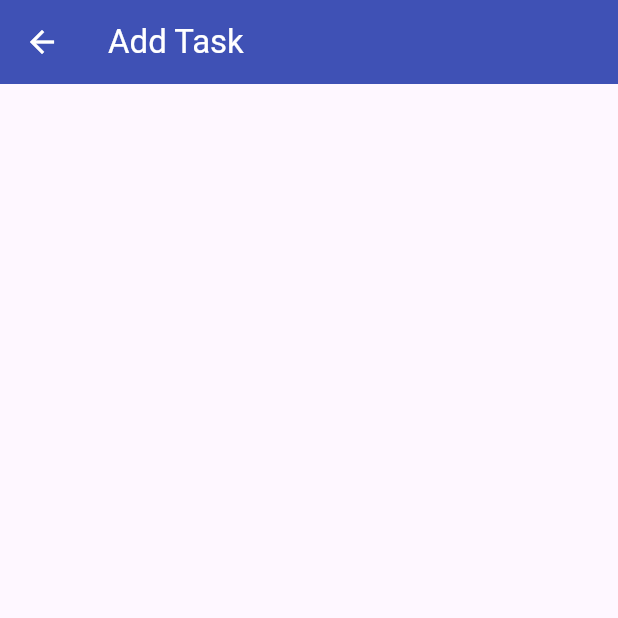
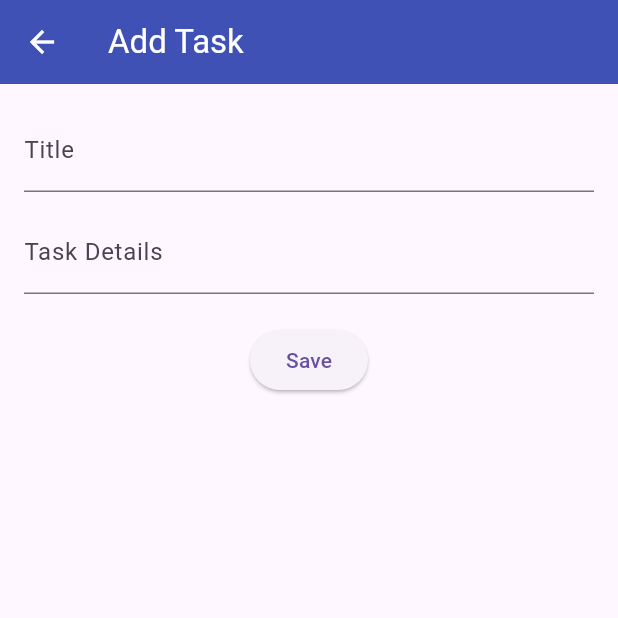
Before and after one commit to ghimireprakaash/ToDo-App, a Flutter app: the screen it shows after launch, after a tap on the "add" icon, on a phone screen of 412 x 824 dp, the top half of it. Run offline on Flutter 3.47's test engine with Material 3 defaults, Android fonts, the phone set to English and light mode, and no system bars.

Commit message:
feat: updated add task with edit and delete options

```diff
--- a/lib/screens/add_task_screen.dart
+++ b/lib/screens/add_task_screen.dart
@@ -1,15 +1,70 @@
 import 'package:flutter/material.dart';
+import 'package:todo_app/models/task.dart';
 
 class AddTaskScreen extends StatefulWidget {
-  const AddTaskScreen({super.key});
+  final Task? task;
+  final bool isEditing;
+
+  const AddTaskScreen({super.key, this.task, this.isEditing = false});
 
   @override
   State<StatefulWidget> createState() => _AddTaskScreenState();
 }
 
 class _AddTaskScreenState extends State<AddTaskScreen> {
+  final _titleController = TextEditingController();
+  final _contentController = TextEditingController();
+
+  @override
+  void initState() {
+    super.initState();
+
+    if (widget.isEditing && widget.task != null) {
+      _titleController.text = widget.task!.title;
+      _contentController.text = widget.task!.content;
+    }
+  }
+
+  void _storeTask() {
+    final title = _titleController.text.trim();
+    final content = _contentController.text.trim();
+
+    if (title.isNotEmpty && content.isNotEmpty) {
+      final newTask = Task(title: title, content: content);
+
+      Navigator.pop(context, newTask);
+    } else {
+      ScaffoldMessenger.of(
+        context,
+      ).showSnackBar(SnackBar(content: Text('Both fields are required')));
+    }
+  }
+
   @override
   Widget build(BuildContext context) {
-    return Scaffold(appBar: AppBar(title: Text('Add Task')));
+    return Scaffold(
+      appBar: AppBar(title: Text(widget.isEditing ? 'Edit Task' : 'Add Task')),
+      body: Padding(
+        padding: const EdgeInsets.all(16.0),
+        child: Column(
+          children: [
+            TextField(
+              controller: _titleController,
+              decoration: InputDecoration(labelText: 'Title'),
+            ),
+            SizedBox(height: 12),
+            TextField(
+              controller: _contentController,
+              decoration: InputDecoration(labelText: 'Task Details'),
+            ),
+            SizedBox(height: 20),
+            ElevatedButton(
+              onPressed: _storeTask,
+              child: Text(widget.isEditing ? 'Update' : 'Save'),
+            ),
+          ],
+        ),
+      ),
+    );
   }
 }
--- a/lib/screens/home_screen.dart
+++ b/lib/screens/home_screen.dart
@@ -7,7 +7,7 @@ class HomeScreen extends StatefulWidget {
   const HomeScreen({super.key});
 
   @override
-  _HomeScreenState createState() => _HomeScreenState();
+  State<StatefulWidget> createState() => _HomeScreenState();
 }
 
 class _HomeScreenState extends State<HomeScreen> {
@@ -19,6 +19,55 @@ class _HomeScreenState extends State<HomeScreen> {
     });
   }
 
+  void _editTask(Task updatedTask, int index) {
+    setState(() {
+      tasks[index] = updatedTask;
+    });
+  }
+
+  void _deleteTask(int index) {
+    setState(() {
+      tasks.removeAt(index);
+    });
+  }
+
+  void _navigateToEditScreen(Task task, int index) async {
+    final result = await Navigator.push(
+      context,
+      MaterialPageRoute(
+        builder: (_) => AddTaskScreen(task: task, isEditing: true),
+      ),
+    );
+
+    if (result != null && result is Task) {
+      _editTask(result, index);
+    }
+  }
+
+  Future<void> _confirmDelete(int index) async {
+    final confirm = await showDialog<bool>(
+      context: context,
+      builder: (context) => AlertDialog(
+        title: Text('Delete Task'),
+        content: Text('Are you sure you want to delete this task?'),
+        actions: [
+          TextButton(
+            onPressed: () => Navigator.pop(context, false),
+            child: Text('Cancel'),
+          ),
+          TextButton(
+            onPressed: () => Navigator.pop(context, true),
+            child: Text('Delete'),
+          ),
+        ],
+      ),
+    );
+
+    if (confirm == true) {
+      _deleteTask(index);
+    }
+  }
+
   @override
   Widget build(BuildContext context) {
     return Scaffold(
@@ -27,7 +76,15 @@ class _HomeScreenState extends State<HomeScreen> {
           ? Center(child: Text('No tasks yet! Tap + to add one.'))
           : ListView.builder(
               itemCount: tasks.length,
-              itemBuilder: (context, index) => TaskCard(task: tasks[index]),
+              itemBuilder: (context, index) {
+                final task = tasks[index];
+
+                return TaskCard(
+                  task: task,
+                  onEdit: () => _navigateToEditScreen(task, index),
+                  onDelete: () => _confirmDelete(index),
+                );
+              },
             ),
       floatingActionButton: FloatingActionButton(
         onPressed: () async {
```
Also changed, not shown: lib/widgets/task_card.dart (+33 -2 lines).
